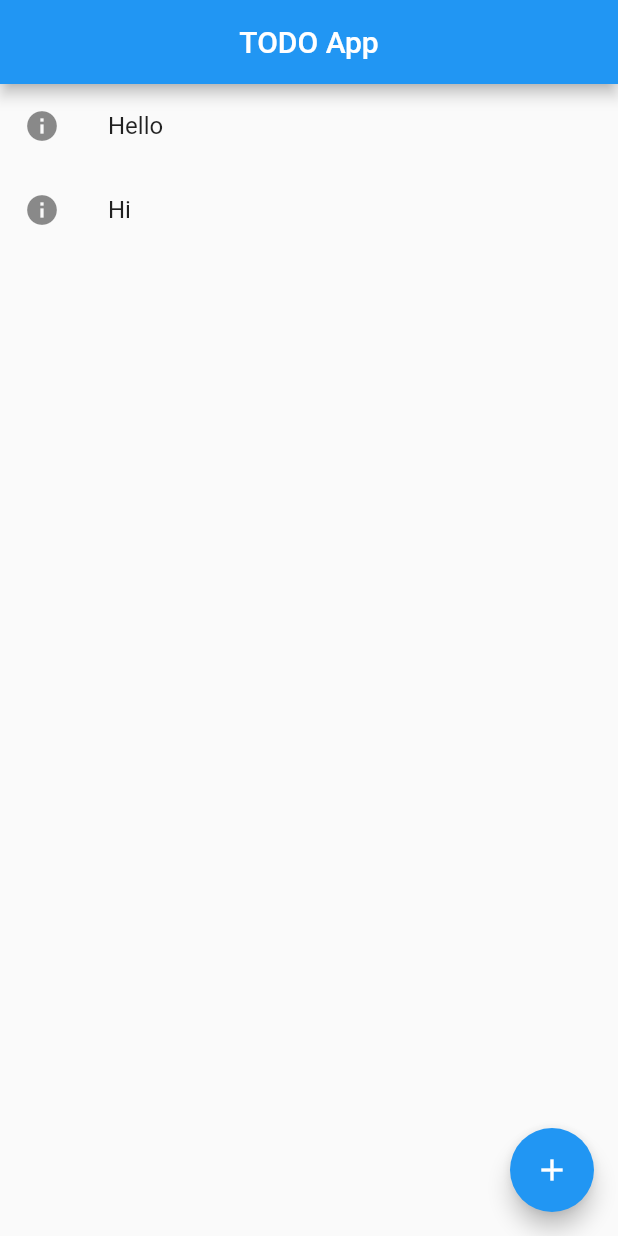
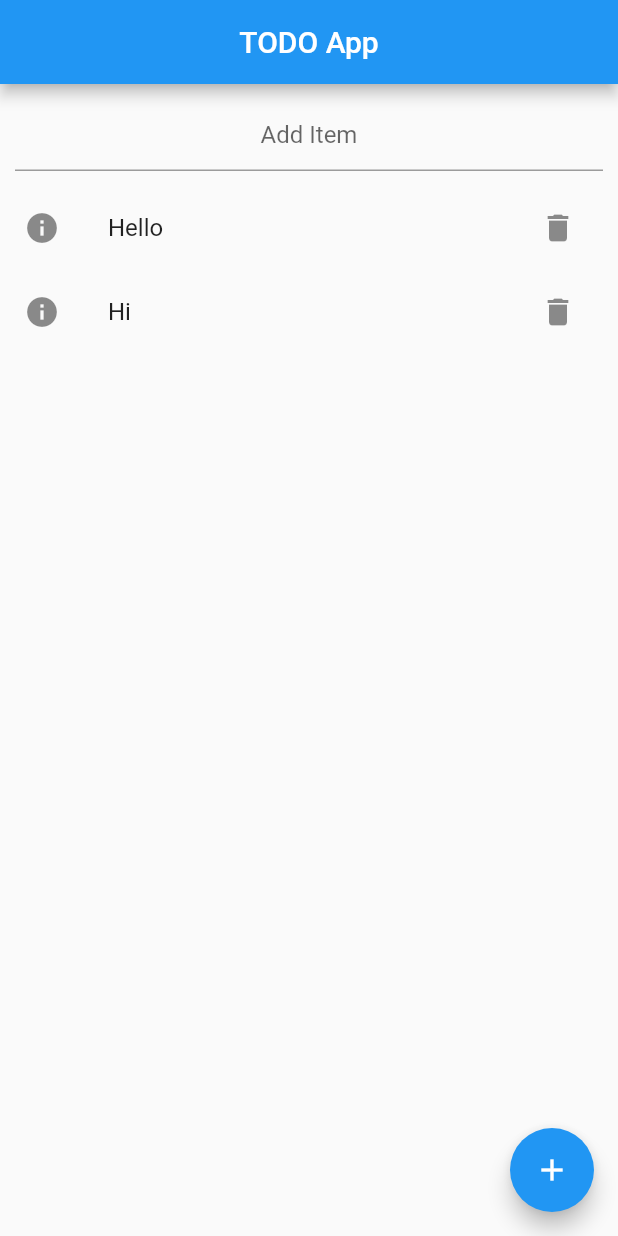
Before and after one commit to SamirPaneru/todo_app, a Flutter app: the screen it shows after launch, on a phone screen of 412 x 824 dp. Run offline on Flutter 3.47's test engine with Material 2 defaults, Android fonts, the phone set to English and light mode, and no system bars.

Commit message:
Can successfully add and remove items

```diff
--- a/lib/main.dart
+++ b/lib/main.dart
@@ -13,11 +13,19 @@ class TODOAPP extends StatefulWidget {
 }
 
 class _TODOAPPState extends State<TODOAPP> {
-  var listTODO = ['Hello', 'Hi'];
+  late String value;
+
+  var listTODO = ['', 'Hello', 'Hi'];
 
   addToDo(String item) {
     setState(() {
-      listTODO.add(item);
+      listTODO.add(item); // append garxa
+    });
+  }
+
+  removeToDo(int index) {
+    setState(() {
+      listTODO.removeAt(index);
     });
   }
 
@@ -30,15 +38,38 @@ class _TODOAPPState extends State<TODOAPP> {
         ),
         floatingActionButton: FloatingActionButton(
           child: Icon(Icons.add),
-          onPressed: () {},
+          onPressed: () {
+            addToDo(value);
+          },
         ),
         body: ListView.builder(
             itemCount: listTODO.length,
             itemBuilder: (context, index) {
-              return ListTile(
-                leading: Icon(Icons.info),
-                title: Text('${listTODO[index]}'),
-              );
+              return index == 0
+                  ? Padding(
+                      padding: const EdgeInsets.all(10.0),
+                      child: TextFormField(
+                        textAlign: TextAlign.center,
+                        decoration: InputDecoration(
+                          hintText: "Add Item",
+                        ),
+                        onChanged: (val) {
+                          setState(() {
+                            value = val;
+                          });
+                        },
+                      ),
+                    )
+                  : ListTile(
+                      leading: Icon(Icons.info),
+                      trailing: IconButton(
+                        icon: Icon(Icons.delete),
+                        onPressed: () {
+                          removeToDo(index);
+                        },
+                      ),
+                      title: Text('${listTODO[index]}'),
+                    );
             }));
   }
 }
```
Also changed, not shown: 1 other file.
